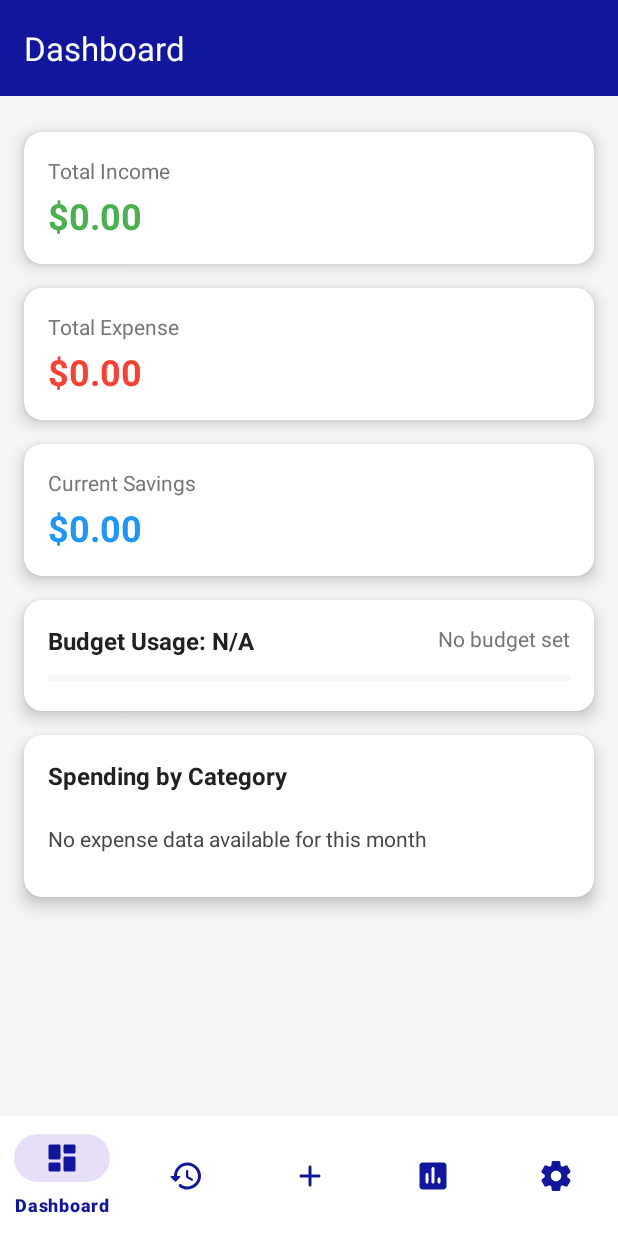
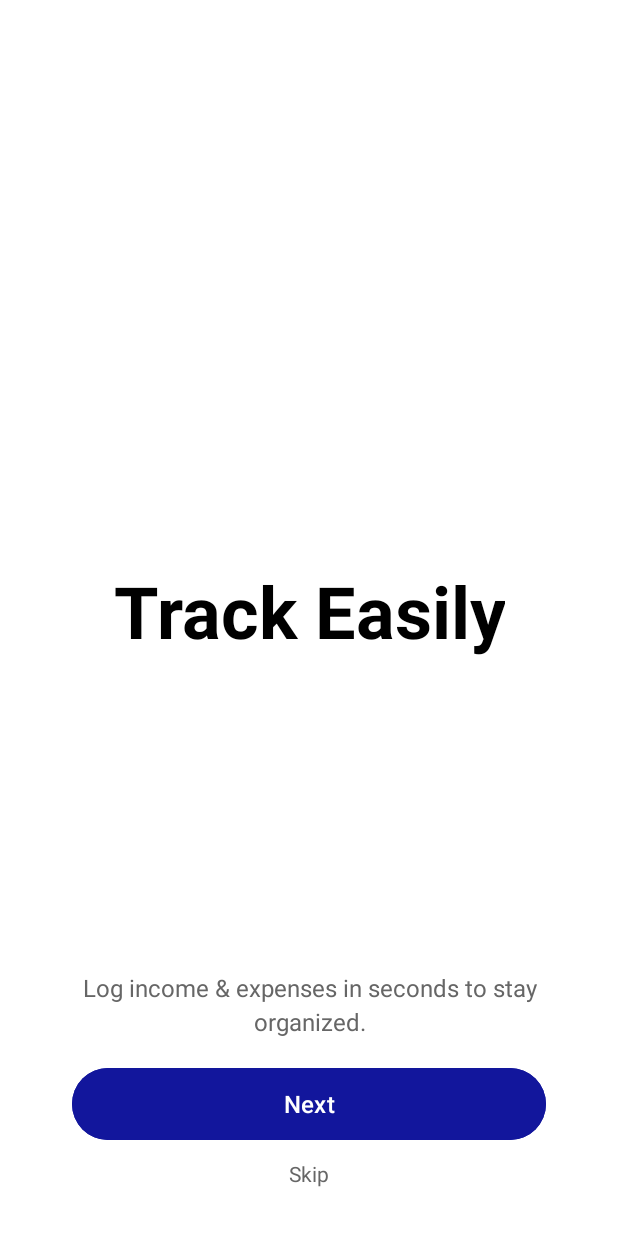
Before and after one commit to imethsuka/Akauntant, an Android app: the screen it shows after launch (MainActivity before the commit, ObScreen1Activity after it), on a phone screen of 412 x 824 dp. Run offline under Robolectric (Android 15) with nearby library versions, the phone set to English and light mode, and no system bars.

Commit message:
Added Sign in, sign up and on board screens

```diff
--- /dev/null
+++ b/app/src/main/java/com/example/akauntant/ObScreen1Activity.kt
@@ -0,0 +1,35 @@
+package com.example.akauntant
+
+import android.content.Intent
+import android.os.Bundle
+import android.widget.Button
+import android.widget.TextView
+import androidx.appcompat.app.AppCompatActivity
+
+class ObScreen1Activity : AppCompatActivity() {
+
+    override fun onCreate(savedInstanceState: Bundle?) {
+        super.onCreate(savedInstanceState)
+        setContentView(R.layout.activity_ob_screen1)
+
+        // Find the 'Next' and 'Skip' buttons using correct IDs from layout
+        val nextButton = findViewById<Button>(R.id.nextButton1)
+        val skipText = findViewById<TextView>(R.id.skipText)
+
+        // Set OnClickListener for the 'Next' button
+        nextButton.setOnClickListener {
+            // Navigate to ObScreen2Activity
+            val intent = Intent(this, ObScreen2Activity::class.java)
+            startActivity(intent)
+        }
+
+        // Set OnClickListener for the 'Skip' text
+        skipText.setOnClickListener {
+            // Skip directly to SignUpActivity
+            val intent = Intent(this, SignUpActivity::class.java)
+            startActivity(intent)
+            // Close all onboarding activities
+            finishAffinity()
+        }
+    }
+}
--- a/app/src/main/java/com/example/akauntant/SplashActivity.kt
+++ b/app/src/main/java/com/example/akauntant/SplashActivity.kt
@@ -15,11 +15,11 @@ class SplashActivity : AppCompatActivity() {
         super.onCreate(savedInstanceState)
         setContentView(R.layout.activity_splash)
 
-        // Use Handler to delay the transition to MainActivity
+        // Use Handler to delay the transition to ObScreen1Activity
         Handler(Looper.getMainLooper()).postDelayed({
-            // Create an Intent to start the MainActivity
-            val mainIntent = Intent(this, MainActivity::class.java)
-            startActivity(mainIntent)
+            // Create an Intent to start the ObScreen1Activity
+            val intent = Intent(this, ObScreen1Activity::class.java)
+            startActivity(intent)
 
             // Apply fade transition animation
             overridePendingTransition(R.anim.fade_in, R.anim.fade_out)
--- /dev/null
+++ b/app/src/main/res/drawable/rounded_edittext.xml
@@ -0,0 +1,5 @@
+<shape xmlns:android="http://schemas.android.com/apk/res/android">
+    <solid android:color="@android:color/white" />
+    <stroke android:width="1dp" android:color="@color/ic_launcher_background" />
+    <corners android:radius="10dp" />
+</shape>
--- /dev/null
+++ b/app/src/main/res/layout/activity_ob_screen1.xml
@@ -0,0 +1,81 @@
+<?xml version="1.0" encoding="utf-8"?>
+<androidx.constraintlayout.widget.ConstraintLayout xmlns:android="http://schemas.android.com/apk/res/android"
+    xmlns:app="http://schemas.android.com/apk/res-auto"
+    xmlns:tools="http://schemas.android.com/tools"
+    android:layout_width="match_parent"
+    android:layout_height="match_parent"
+    android:background="@android:color/white"
+    android:padding="24dp">
+
+    <!-- Large centered text -->
+
+    <!-- Description text -->
+
+    <!-- Next button -->
+
+    <!-- Skip text -->
+
+    <TextView
+        android:id="@+id/titleText"
+        android:layout_width="261dp"
+        android:layout_height="75dp"
+        android:text="@string/track_easily"
+        android:textAlignment="center"
+        android:textColor="@color/black"
+        android:textSize="48sp"
+        android:textStyle="bold"
+        app:layout_constraintBottom_toBottomOf="parent"
+        app:layout_constraintLeft_toLeftOf="parent"
+        app:layout_constraintRight_toRightOf="parent"
+        app:layout_constraintTop_toTopOf="parent" />
+
+    <TextView
+        android:id="@+id/descriptionText"
+        android:layout_width="315dp"
+        android:layout_height="wrap_content"
+        android:layout_marginBottom="20dp"
+        android:gravity="center"
+        android:lineSpacingExtra="4sp"
+        android:text="@string/log_income_expenses_in_seconds_to_stay_organized"
+        android:textColor="#666666"
+        android:textSize="16sp"
+        app:layout_constraintBottom_toTopOf="@+id/nextButton1"
+        app:layout_constraintEnd_toEndOf="parent"
+        app:layout_constraintStart_toStartOf="parent" />
+
+
+    <Button
+        android:id="@+id/nextButton1"
+        android:layout_width="0dp"
+        android:layout_height="wrap_content"
+        android:layout_marginLeft="24dp"
+        android:layout_marginRight="24dp"
+        android:layout_marginBottom="40dp"
+        android:backgroundTint="@color/ic_launcher_background"
+        android:elevation="4dp"
+        android:insetTop="0dp"
+        android:insetBottom="0dp"
+        android:text="@string/next"
+        android:textAllCaps="false"
+        android:textColor="@android:color/white"
+        android:textSize="16sp"
+        app:backgroundTint="@color/ic_launcher_background"
+        app:cornerRadius="100dp"
+        app:layout_constraintBottom_toBottomOf="parent"
+        app:layout_constraintHorizontal_bias="0.0"
+        app:layout_constraintLeft_toLeftOf="parent"
+        app:layout_constraintRight_toRightOf="parent" />
+
+    <TextView
+        android:id="@+id/skipText"
+        android:layout_width="wrap_content"
+        android:layout_height="wrap_content"
+        android:layout_marginBottom="8dp"
+        android:text="@string/skip"
+        android:textColor="#666666"
+        android:textSize="14sp"
+        app:layout_constraintBottom_toBottomOf="parent"
+        app:layout_constraintLeft_toLeftOf="parent"
+        app:layout_constraintRight_toRightOf="parent" />
+
+</androidx.constraintlayout.widget.ConstraintLayout>
--- a/app/src/main/res/values/strings.xml
+++ b/app/src/main/res/values/strings.xml
@@ -2,4 +2,11 @@
     <string name="app_name">Akauntant</string>
     <string name="app_logo">App Logo</string>
     <string name="app_tagline">Smart Financial Management</string>
+    <string name="log_income_expenses_in_seconds_to_stay_organized"><![CDATA[Log income & expenses in seconds to stay organized.]]></string>
+    <string name="track_easily">Track Easily</string>
+    <string name="skip">Skip</string>
+    <string name="next">Next</string>
+    <string name="take_charge">Take Charge</string>
+    <string name="start_managing_your_money_with_confidence">Start managing your money with confidence.</string>
+    <string name="get_started">Get Started</string>
 </resources>
```
Also changed, not shown: app/src/main/AndroidManifest.xml (+26 -0 lines), app/src/main/java/com/example/akauntant/ObScreen2Activity.kt (added, +35 -0 lines), app/src/main/java/com/example/akauntant/ObScreen3Activity.kt (added, +26 -0 lines), app/src/main/java/com/example/akauntant/SignInActivity.kt (added, +36 -0 lines), app/src/main/java/com/example/akauntant/SignUpActivity.kt (added, +35 -0 lines), app/src/main/res/layout/activity_ob_screen2.xml (added, +77 -0 lines), app/src/main/res/layout/activity_ob_screen3.xml (added, +68 -0 lines), app/src/main/res/layout/activity_sign_in.xml (added, +107 -0 lines), app/src/main/res/layout/activity_sign_up.xml (added, +100 -0 lines).
